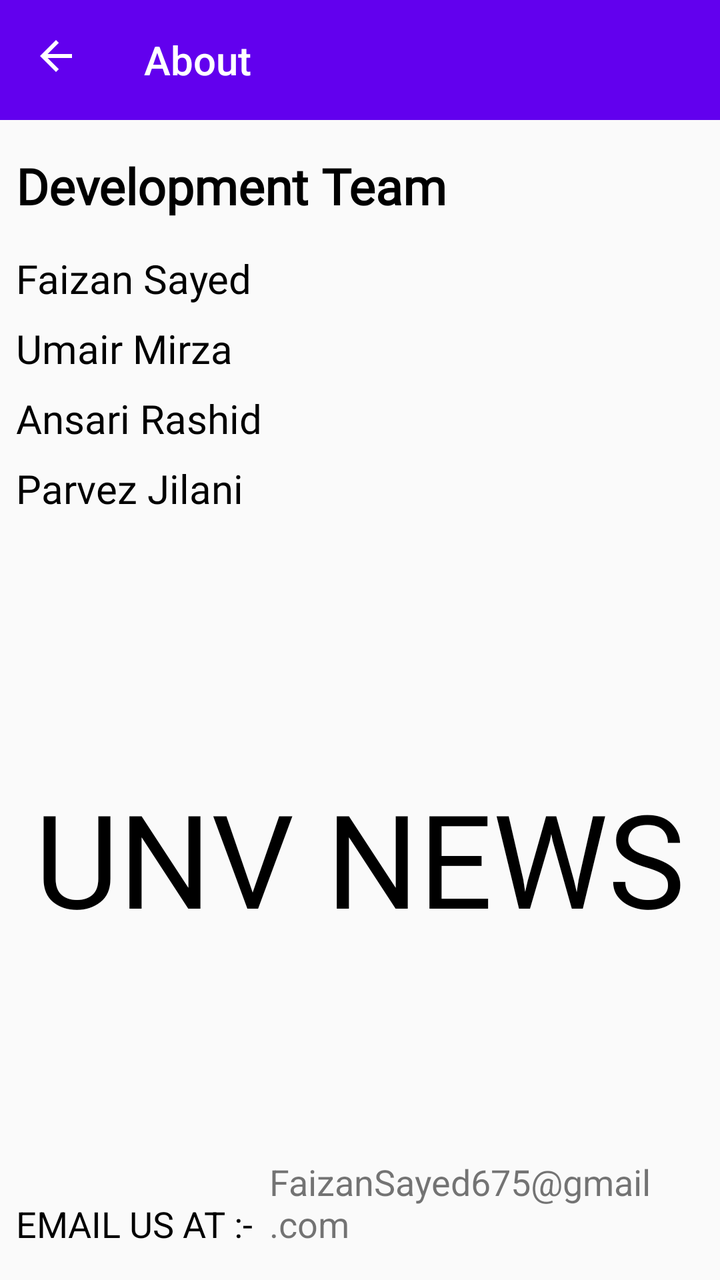
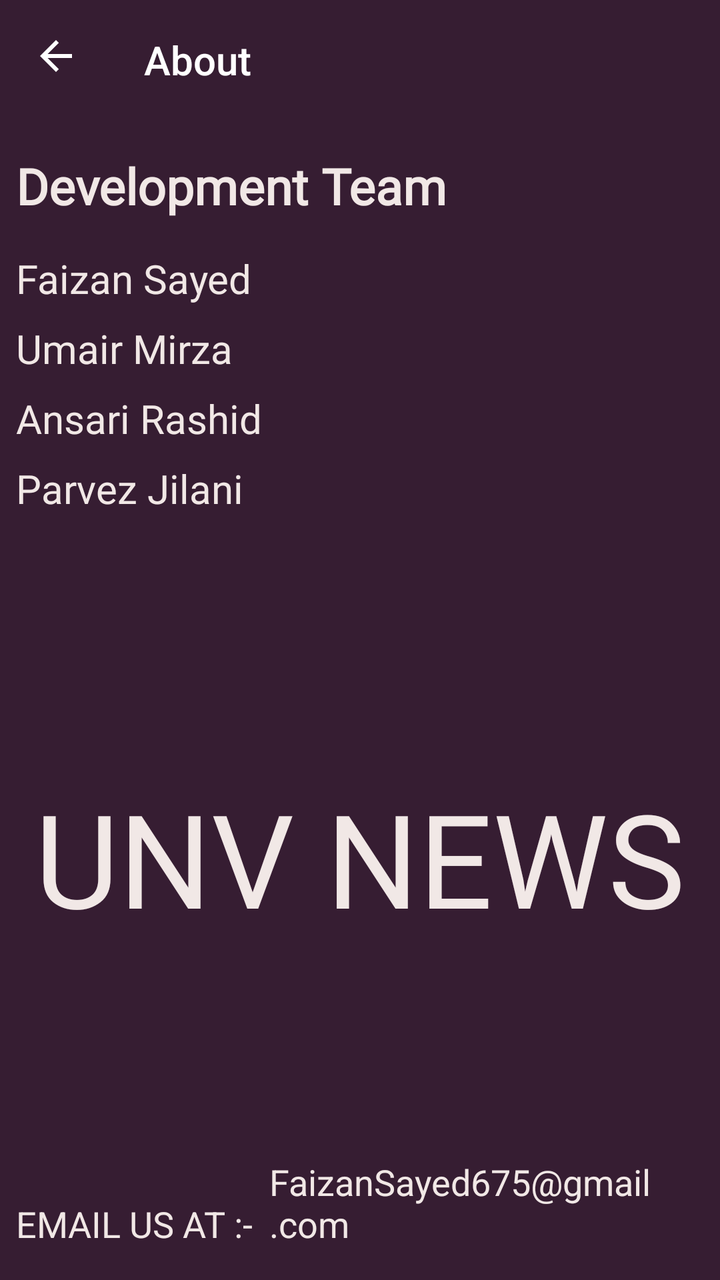

Before-and-after screenshots of an Android layout around one commit, followed by the original layout XML and the change that was made.
<!-- AndroidManifest.xml: application theme AppTheme -->
<!-- res/layout/activity_about.xml -->
<?xml version="1.0" encoding="utf-8"?>
<androidx.constraintlayout.widget.ConstraintLayout xmlns:android="http://schemas.android.com/apk/res/android"
    xmlns:app="http://schemas.android.com/apk/res-auto"
    xmlns:tools="http://schemas.android.com/tools"
    android:layout_width="match_parent"
    android:layout_height="match_parent"
    tools:context=".AboutActivity">

    <com.google.android.material.appbar.MaterialToolbar
        android:id="@+id/toolbarAbout"
        android:layout_width="match_parent"
        android:layout_height="60dp"
        app:layout_constraintTop_toTopOf="parent"
        app:layout_constraintStart_toStartOf="parent"
        app:layout_constraintEnd_toEndOf="parent"
        app:title="About"
        app:navigationIcon="@drawable/back_icon"
        app:titleTextColor="@android:color/white"
        android:background="@color/design_default_color_primary"/>

    <TextView
        android:id="@+id/textView"
        android:layout_width="0dp"
        android:layout_height="wrap_content"
        android:layout_marginStart="8dp"
        android:layout_marginTop="16dp"
        android:layout_marginEnd="8dp"
        android:text="Development Team"
        android:textColor="@android:color/black"
        android:fontFamily="@font/rubik"
        android:textSize="25sp"
        android:textStyle="bold"
        app:layout_constraintEnd_toEndOf="parent"
        app:layout_constraintHorizontal_bias="0.0"
        app:layout_constraintStart_toStartOf="parent"
        app:layout_constraintTop_toBottomOf="@+id/toolbarAbout" />

    <TextView
        android:id="@+id/textView2"
        android:layout_width="0dp"
        android:layout_height="wrap_content"
        android:layout_marginStart="8dp"
        android:layout_marginTop="16dp"
        android:layout_marginEnd="8dp"
        android:text="Faizan Sayed"
        android:textColor="@android:color/black"
        android:fontFamily="@font/rubik"
        android:textSize="20sp"
        app:layout_constraintEnd_toEndOf="parent"
        app:layout_constraintHorizontal_bias="0.0"
        app:layout_constraintStart_toStartOf="parent"
        app:layout_constraintTop_toBottomOf="@+id/textView" />

    <TextView
        android:id="@+id/textView3"
        android:layout_width="0dp"
        android:layout_height="wrap_content"
        android:layout_marginStart="8dp"
        android:layout_marginTop="8dp"
        android:layout_marginEnd="8dp"
        android:fontFamily="@font/rubik"
        android:text="Umair Mirza"
        android:textColor="@android:color/black"
        android:textSize="20sp"
        app:layout_constraintEnd_toEndOf="parent"
        app:layout_constraintHorizontal_bias="0.0"
        app:layout_constraintStart_toStartOf="parent"
        app:layout_constraintTop_toBottomOf="@+id/textView2" />

    <TextView
        android:id="@+id/textView4"
        android:layout_width="0dp"
        android:layout_height="wrap_content"
        android:layout_marginStart="8dp"
        android:layout_marginTop="8dp"
        android:layout_marginEnd="8dp"
        android:fontFamily="@font/rubik"
        android:text="Ansari Rashid"
        android:textColor="@android:color/black"
        android:textSize="20sp"
        app:layout_constraintEnd_toEndOf="parent"
        app:layout_constraintHorizontal_bias="0.0"
        app:layout_constraintStart_toStartOf="parent"
        app:layout_constraintTop_toBottomOf="@+id/textView3" />

    <TextView
        android:id="@+id/textView5"
        android:layout_width="0dp"
        android:layout_height="wrap_content"
        android:layout_marginStart="8dp"
        android:layout_marginTop="8dp"
        android:layout_marginEnd="8dp"
        android:fontFamily="@font/rubik"
        android:text="Parvez Jilani"
        android:textColor="@android:color/black"
        android:textSize="20sp"
        app:layout_constraintEnd_toEndOf="parent"
        app:layout_constraintHorizontal_bias="0.0"
        app:layout_constraintStart_toStartOf="parent"
        app:layout_constraintTop_toBottomOf="@+id/textView4" />

    <TextView
        android:id="@+id/textView6"
        android:layout_width="wrap_content"
        android:layout_height="wrap_content"
        android:layout_marginStart="8dp"
        android:layout_marginBottom="16dp"
        android:text="EMAIL US AT :-"
        android:textColor="@android:color/black"
        android:textSize="18sp"
        app:layout_constraintBottom_toBottomOf="parent"
        app:layout_constraintStart_toStartOf="parent" />

    <TextView
        android:id="@+id/textView7"
        android:layout_width="0dp"
        android:layout_height="wrap_content"
        android:layout_marginStart="8dp"
        android:layout_marginBottom="16dp"
        android:text="FaizanSayed675@gmail.com"
        android:textSize="18sp"
        app:layout_constraintBottom_toBottomOf="parent"
        app:layout_constraintEnd_toEndOf="parent"
        app:layout_constraintStart_toEndOf="@+id/textView6" />

    <TextView
        android:id="@+id/textView8"
        android:layout_width="0dp"
        android:layout_height="wrap_content"
        android:layout_marginStart="8dp"
        android:layout_marginEnd="8dp"
        android:fontFamily="@font/neuterous"
        android:text="UNV NEWS"
        android:textAlignment="center"
        android:textColor="@android:color/black"
        android:textSize="65sp"
        app:layout_constraintBottom_toTopOf="@+id/textView6"
        app:layout_constraintEnd_toEndOf="parent"
        app:layout_constraintStart_toStartOf="parent"
        app:layout_constraintTop_toBottomOf="@+id/textView5" />

</androidx.constraintlayout.widget.ConstraintLayout>
<!-- resources referenced by this layout -->
<resources>
  <!-- drawable back_icon (drawable) -->
  <vector android:height="24dp" android:tint="#FFFFFF"
      android:viewportHeight="24" android:viewportWidth="24"
      android:width="24dp" xmlns:android="http://schemas.android.com/apk/res/android">
      <path android:fillColor="@android:color/white" android:pathData="M20,11H7.83l5.59,-5.59L12,4l-8,8 8,8 1.41,-1.41L7.83,13H20v-2z"/>
  </vector>
  <style name="AppTheme" parent="Theme.AppCompat.Light.NoActionBar">
          
          <item name="colorPrimary">#6200EE</item>
          <item name="colorPrimaryDark">#3700B3</item>
          <item name="colorAccent">@color/colorAccent</item>
      </style>
  <color name="colorAccent">#03DAC5</color>
</resources>

<!-- the commit's change to res/layout/activity_about.xml (unified diff, before → after) -->
@@ -4,6 +4,7 @@
     xmlns:tools="http://schemas.android.com/tools"
     android:layout_width="match_parent"
     android:layout_height="match_parent"
+    android:background="@color/lightBgColor"
     tools:context=".AboutActivity">
 
     <com.google.android.material.appbar.MaterialToolbar
@@ -16,7 +17,7 @@
         app:title="About"
         app:navigationIcon="@drawable/back_icon"
         app:titleTextColor="@android:color/white"
-        android:background="@color/design_default_color_primary"/>
+        android:background="@color/colorPrimary"/>
 
     <TextView
         android:id="@+id/textView"
@@ -26,7 +27,7 @@
         android:layout_marginTop="16dp"
         android:layout_marginEnd="8dp"
         android:text="Development Team"
-        android:textColor="@android:color/black"
+        android:textColor="@color/textColorDark"
         android:fontFamily="@font/rubik"
         android:textSize="25sp"
         android:textStyle="bold"
@@ -42,9 +43,9 @@
         android:layout_marginStart="8dp"
         android:layout_marginTop="16dp"
         android:layout_marginEnd="8dp"
+        android:fontFamily="@font/rubik"
         android:text="Faizan Sayed"
-        android:textColor="@android:color/black"
-        android:fontFamily="@font/rubik"
+        android:textColor="@color/textColorDark"
         android:textSize="20sp"
         app:layout_constraintEnd_toEndOf="parent"
         app:layout_constraintHorizontal_bias="0.0"
@@ -60,7 +61,7 @@
         android:layout_marginEnd="8dp"
         android:fontFamily="@font/rubik"
         android:text="Umair Mirza"
-        android:textColor="@android:color/black"
+        android:textColor="@color/textColorDark"
         android:textSize="20sp"
         app:layout_constraintEnd_toEndOf="parent"
         app:layout_constraintHorizontal_bias="0.0"
@@ -76,7 +77,7 @@
         android:layout_marginEnd="8dp"
         android:fontFamily="@font/rubik"
         android:text="Ansari Rashid"
-        android:textColor="@android:color/black"
+        android:textColor="@color/textColorDark"
         android:textSize="20sp"
         app:layout_constraintEnd_toEndOf="parent"
         app:layout_constraintHorizontal_bias="0.0"
@@ -92,7 +93,7 @@
         android:layout_marginEnd="8dp"
         android:fontFamily="@font/rubik"
         android:text="Parvez Jilani"
-        android:textColor="@android:color/black"
+        android:textColor="@color/textColorDark"
         android:textSize="20sp"
         app:layout_constraintEnd_toEndOf="parent"
         app:layout_constraintHorizontal_bias="0.0"
@@ -106,7 +107,7 @@
         android:layout_marginStart="8dp"
         android:layout_marginBottom="16dp"
         android:text="EMAIL US AT :-"
-        android:textColor="@android:color/black"
+        android:textColor="@color/textColorDark"
         android:textSize="18sp"
         app:layout_constraintBottom_toBottomOf="parent"
         app:layout_constraintStart_toStartOf="parent" />
@@ -118,6 +119,7 @@
         android:layout_marginStart="8dp"
         android:layout_marginBottom="16dp"
         android:text="FaizanSayed675@gmail.com"
+        android:textColor="@color/textColorDark"
         android:textSize="18sp"
         app:layout_constraintBottom_toBottomOf="parent"
         app:layout_constraintEnd_toEndOf="parent"
@@ -132,7 +134,7 @@
         android:fontFamily="@font/neuterous"
         android:text="UNV NEWS"
         android:textAlignment="center"
-        android:textColor="@android:color/black"
+        android:textColor="@color/textColorDark"
         android:textSize="65sp"
         app:layout_constraintBottom_toTopOf="@+id/textView6"
         app:layout_constraintEnd_toEndOf="parent"
<!-- resource entries referenced after the edit -->
@@ -1,5 +1,8 @@
 <!-- resources referenced by this layout -->
 <resources>
+  <color name="colorPrimary">#361d32</color>
+  <color name="lightBgColor">#361d32</color>
+  <color name="textColorDark">#f1e8e6</color>
   <!-- drawable back_icon (drawable) -->
   <vector android:height="24dp" android:tint="#FFFFFF"
       android:viewportHeight="24" android:viewportWidth="24"
@@ -8,8 +11,8 @@
   </vector>
   <style name="AppTheme" parent="Theme.AppCompat.Light.NoActionBar">
           
-          <item name="colorPrimary">#6200EE</item>
-          <item name="colorPrimaryDark">#3700B3</item>
+          <item name="colorPrimary">@color/colorPrimary</item>
+          <item name="colorPrimaryDark">@color/colorPrimary</item>
           <item name="colorAccent">@color/colorAccent</item>
       </style>
   <color name="colorAccent">#03DAC5</color>
